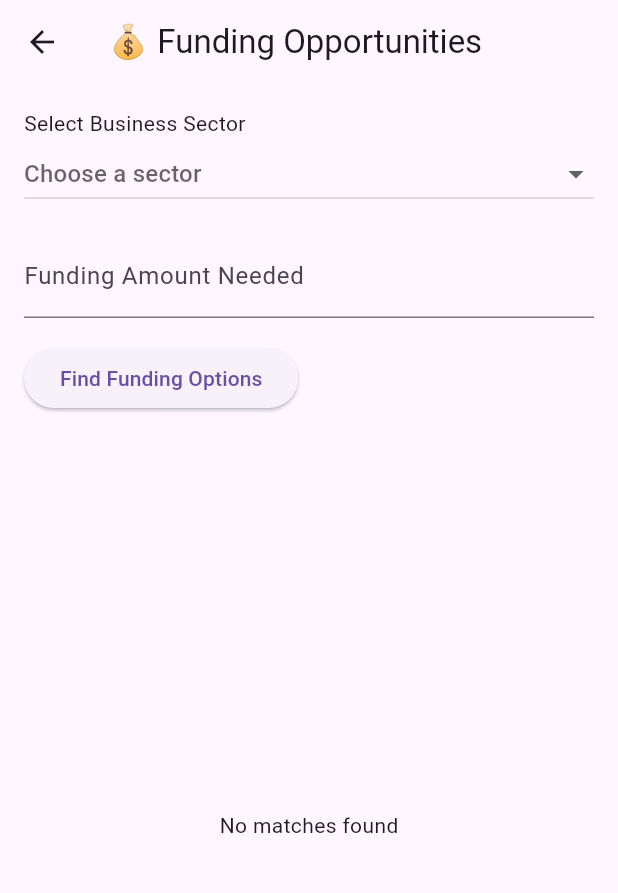
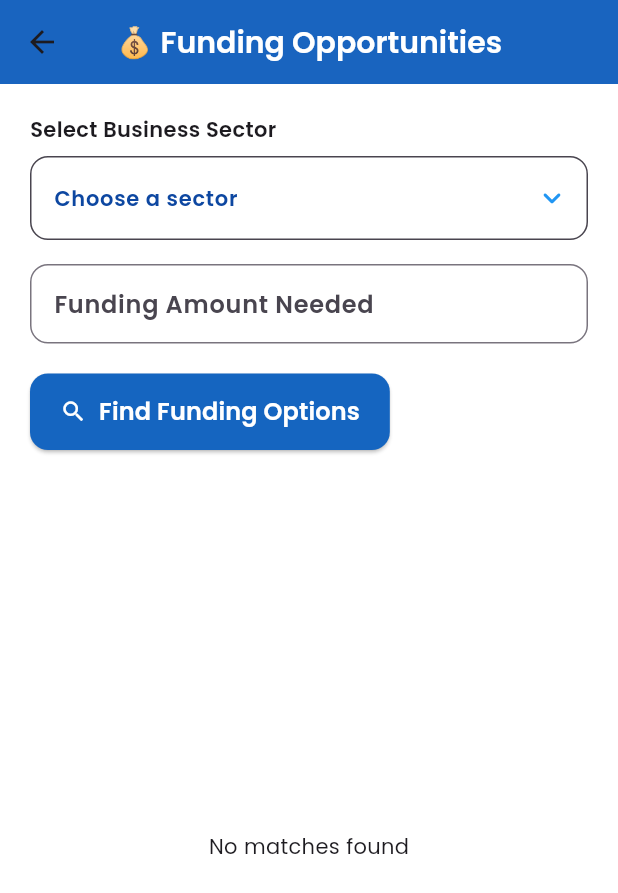
Before and after one commit to rakhi-1112/generic_voice_assistant, a Flutter app: the FundingScreen screen opened directly, on a phone screen of 412 x 824 dp. Shown: the top 893 px of the screen. Run offline on Flutter 3.47's test engine with Material 3 defaults, Android fonts, the phone set to English and light mode, and no system bars; our stand-ins replace audioplayers, firebase_auth, firebase_core, fl_chart, flutter_animate, flutter_markdown and 6 more; missing offline and left inert: flutter_sound, record; accounts and stored records are empty.

Commit message:
modify css for funding explorere

```diff
--- a/frontend_flutter/lib/screens/financial_toolkit/funding_screen.dart
+++ b/frontend_flutter/lib/screens/financial_toolkit/funding_screen.dart
@@ -1,4 +1,5 @@
 import 'package:flutter/material.dart';
+import 'package:google_fonts/google_fonts.dart';
 import '../../api/toolkit_api.dart';
 
 class FundingScreen extends StatefulWidget {
@@ -51,22 +52,54 @@ class _FundingScreenState extends State<FundingScreen> {
 
   @override
   Widget build(BuildContext context) {
+    final primaryColor = Colors.blue.shade800;
+
     return Scaffold(
-      appBar: AppBar(title: const Text("💰 Funding Opportunities")),
+      backgroundColor: Colors.white,
+      appBar: AppBar(
+        backgroundColor: primaryColor,
+        title: Text(
+          "💰 Funding Opportunities",
+          style: GoogleFonts.poppins(
+            fontSize: 20,
+            fontWeight: FontWeight.w600,
+            color: Colors.white,
+          ),
+        ),
+        centerTitle: true,
+        elevation: 1,
+      ),
       body: Padding(
-        padding: const EdgeInsets.all(16),
+        padding: const EdgeInsets.all(20),
         child: Column(
           crossAxisAlignment: CrossAxisAlignment.start,
           children: [
-            const Text("Select Business Sector"),
-            DropdownButton<String>(
+            Text("Select Business Sector", style: GoogleFonts.poppins(fontWeight: FontWeight.w600)),
+            const SizedBox(height: 8),
+            DropdownButtonFormField<String>(
+              value: selectedSector,
               isExpanded: true,
-              value: selectedSector,
-              hint: const Text("Choose a sector"),
+              icon: const Icon(Icons.keyboard_arrow_down_rounded, color: Colors.blue),
+              decoration: InputDecoration(
+                labelText: "Choose a sector",
+                labelStyle: GoogleFonts.poppins(
+                  fontSize: 14,
+                  fontWeight: FontWeight.w600,
+                  color: Colors.blue.shade900,
+                ),
+                border: OutlineInputBorder(borderRadius: BorderRadius.circular(12)),
+                filled: true,
+                fillColor: Colors.white,
+              ),
+              style: GoogleFonts.poppins(fontSize: 14, color: Colors.black87),
+              dropdownColor: Colors.white,
               items: sectors.map((String value) {
                 return DropdownMenuItem<String>(
                   value: value,
-                  child: Text(value),
+                  child: Text(
+                    value,
+                    style: GoogleFonts.poppins(fontSize: 14, fontWeight: FontWeight.w500),
+                  ),
                 );
               }).toList(),
               onChanged: (value) {
@@ -75,65 +108,100 @@ class _FundingScreenState extends State<FundingScreen> {
                 });
               },
             ),
+
             if (selectedSector == 'Other') ...[
-              const SizedBox(height: 8),
+              const SizedBox(height: 12),
               TextField(
                 controller: otherSectorController,
-                decoration: const InputDecoration(
+                style: GoogleFonts.poppins(fontSize: 14),
+                decoration: InputDecoration(
                   labelText: "Enter your custom sector",
+                  labelStyle: GoogleFonts.poppins(fontWeight: FontWeight.w600),
+                  border: OutlineInputBorder(borderRadius: BorderRadius.circular(12)),
                 ),
               ),
             ],
+
             const SizedBox(height: 16),
             TextField(
               controller: amountController,
-              decoration: const InputDecoration(labelText: "Funding Amount Needed"),
+              style: GoogleFonts.poppins(fontSize: 14),
               keyboardType: TextInputType.number,
+              decoration: InputDecoration(
+                labelText: "Funding Amount Needed",
+                labelStyle: GoogleFonts.poppins(fontWeight: FontWeight.w600),
+                border: OutlineInputBorder(borderRadius: BorderRadius.circular(12)),
+              ),
             ),
-            const SizedBox(height: 16),
-            ElevatedButton(
+
+            const SizedBox(height: 20),
+            ElevatedButton.icon(
+              icon: const Icon(Icons.search),
               onPressed: _matchFunding,
-              child: const Text("Find Funding Options"),
+              style: ElevatedButton.styleFrom(
+                backgroundColor: primaryColor,
+                foregroundColor: Colors.white,
+                padding: const EdgeInsets.symmetric(horizontal: 20, vertical: 14),
+                shape: RoundedRectangleBorder(borderRadius: BorderRadius.circular(12)),
+              ),
+              label: Text(
+                "Find Funding Options",
+                style: GoogleFonts.poppins(fontWeight: FontWeight.w600, fontSize: 16),
+              ),
             ),
-            const SizedBox(height: 16),
+
+            const SizedBox(height: 24),
             Expanded(
-              child: fundingInfo is String || (fundingInfo is List && fundingInfo.isEmpty)
-                  ? const Center(child: Text("No matches found"))
+              child: fundingInfo.isEmpty
+                  ? Center(
+                      child: Text("No matches found", style: GoogleFonts.poppins()),
+                    )
                   : ListView.builder(
                       itemCount: fundingInfo.length,
                       itemBuilder: (context, index) {
                         final item = fundingInfo[index];
                         return Card(
-                          elevation: 4,
+                          elevation: 3,
+                          shape: RoundedRectangleBorder(borderRadius: BorderRadius.circular(12)),
                           margin: const EdgeInsets.symmetric(vertical: 8),
-                          shape: RoundedRectangleBorder(borderRadius: BorderRadius.circular(10)),
                           child: Padding(
-                            padding: const EdgeInsets.all(12),
+                            padding: const EdgeInsets.all(16),
                             child: Column(
                               crossAxisAlignment: CrossAxisAlignment.start,
                               children: [
-                                Text(item['name'] ?? '',
-                                    style: const TextStyle(
-                                      fontSize: 18,
-                                      fontWeight: FontWeight.bold,
-                                    )),
-                                const SizedBox(height: 6),
-                                Text(item['description'] ?? '',
-                                    style: const TextStyle(fontSize: 14)),
-                                const SizedBox(height: 6),
+                                Text(
+                                  item['name'] ?? 'Untitled Program',
+                                  style: GoogleFonts.poppins(
+                                    fontSize: 17,
+                                    fontWeight: FontWeight.bold,
+                                    color: primaryColor,
+                                  ),
+                                ),
+                                const SizedBox(height: 8),
+                                Text(
+                                  item['description'] ?? 'No description available.',
+                                  style: GoogleFonts.poppins(fontSize: 14),
+                                ),
+                                const SizedBox(height: 12),
                                 Row(
                                   mainAxisAlignment: MainAxisAlignment.spaceBetween,
                                   children: [
-                                    Text("Industry: ${item['industry'] ?? 'N/A'}"),
-                                    Text("Region: ${item['region'] ?? 'N/A'}"),
+                                    Text("Industry: ${item['industry'] ?? 'N/A'}",
+                                        style: GoogleFonts.poppins(fontSize: 13)),
+                                    Text("Region: ${item['region'] ?? 'N/A'}",
+                                        style: GoogleFonts.poppins(fontSize: 13)),
                                   ],
                                 ),
                                 const SizedBox(height: 4),
                                 Row(
                                   mainAxisAlignment: MainAxisAlignment.spaceBetween,
                                   children: [
-                                    Text("Eligibility: ${item['eligibility'] ?? 'N/A'}"),
-                                    Text("Funding: ₹${item['funding_min']} – ₹${item['funding_max']}"),
+                                    Text("Eligibility: ${item['eligibility'] ?? 'N/A'}",
+                                        style: GoogleFonts.poppins(fontSize: 13)),
+                                    Text(
+                                      "Funding: ₹${item['funding_min']} – ₹${item['funding_max']}",
+                                      style: GoogleFonts.poppins(fontSize: 13),
+                                    ),
                                   ],
                                 ),
                               ],
```
